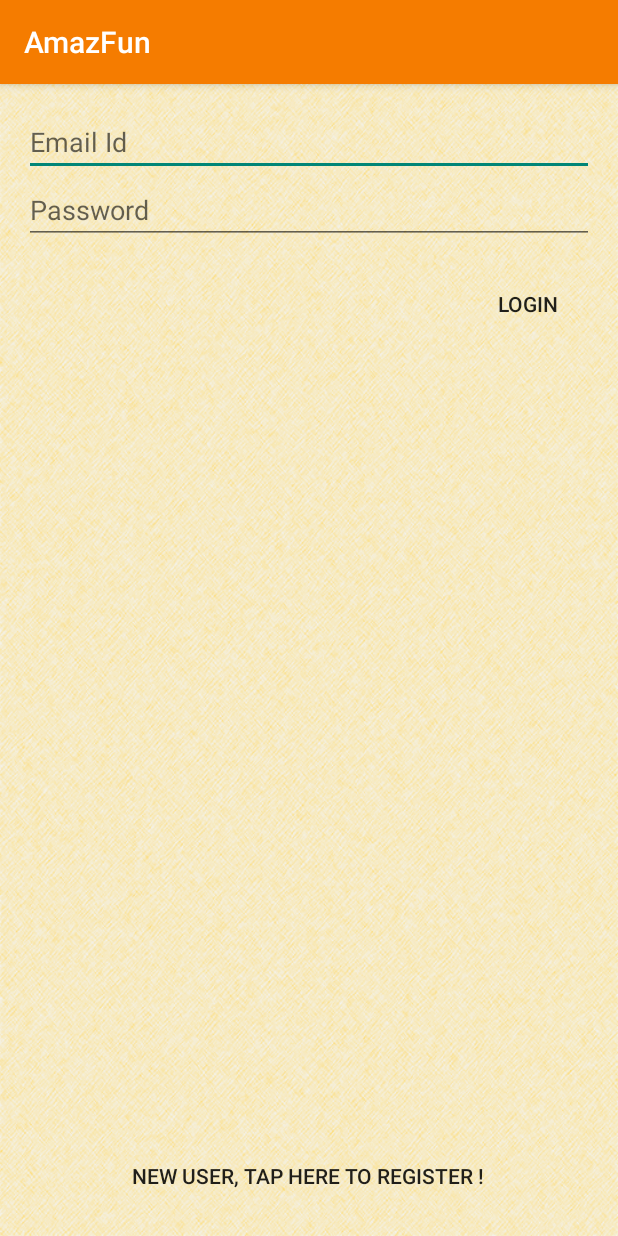
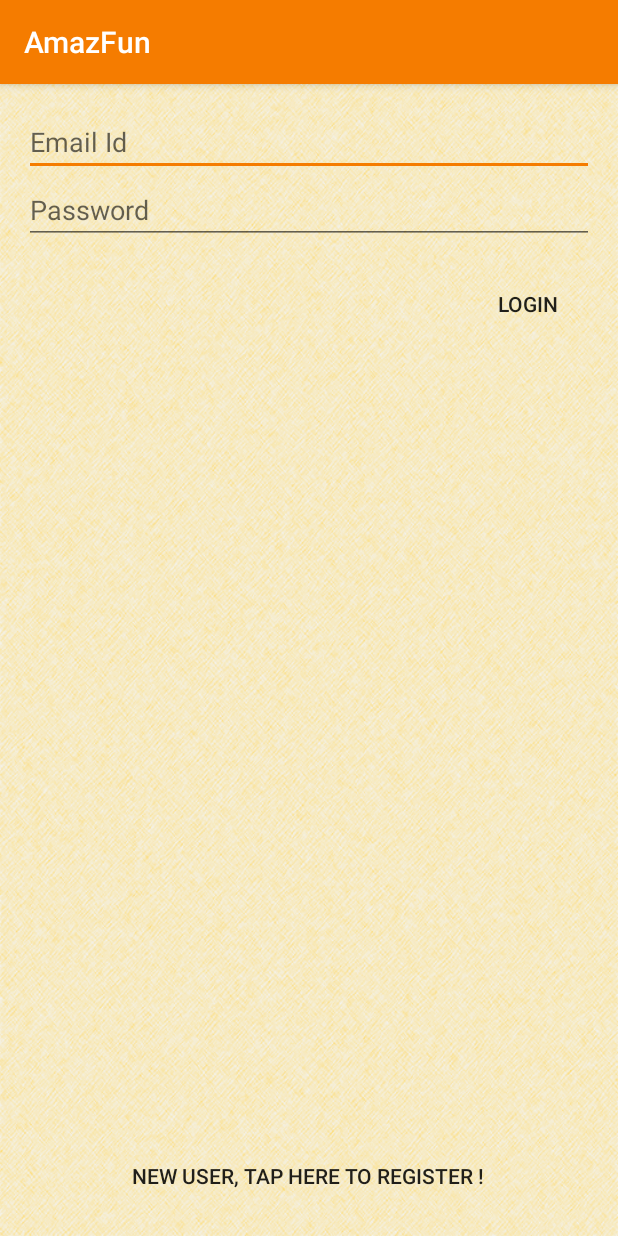
Before and after one commit to Sugooi/AmazFun, an Android app: the screen it shows after launch (LoginActivity), on a phone screen of 412 x 824 dp. Run offline under Robolectric (Android 15) with nearby library versions, the light colour scheme and no system bars; our stand-ins replace Firebase (no records; nobody signed in at launch, a user with empty details on screens opened directly).

Commit message:
Made some UI changes

```diff
--- a/app/src/main/AndroidManifest.xml
+++ b/app/src/main/AndroidManifest.xml
@@ -53,7 +53,7 @@
 
 </service>
         <activity
-            android:name=".MainActivity"/>
+            android:theme="@style/AppTheme" android:name=".MainActivity"/>
 
 
         <activity android:name=".Userbase"></activity>
--- a/app/src/main/res/values/styles.xml
+++ b/app/src/main/res/values/styles.xml
@@ -14,6 +14,9 @@
         <item name="windowActionBar">false</item>
 
         <item name="windowNoTitle">true</item>
+        <item name="colorPrimary">@color/deep_orange_700</item>
+        <item name="colorPrimaryDark">@color/deep_orange_900</item>
+        <item name="colorAccent">@color/orange_700</item>
 
     </style>
     <style name="AppTheme.AppBarOverlay" parent="ThemeOverlay.AppCompat.Dark.ActionBar" />
@@ -48,6 +51,9 @@
 
     <style name="AppTheme.PopupOverlay" parent="ThemeOverlay.AppCompat.Light" />
     <style name="AppTheme.NoActionBar.Splash">
+        <item name="colorPrimary">@color/deep_orange_700</item>
+        <item name="colorPrimaryDark">@color/deep_orange_900</item>
+        <item name="colorAccent">@color/orange_700</item>
         <item name="android:windowBackground">@drawable/bg</item>
     </style>
 </resources>
```
